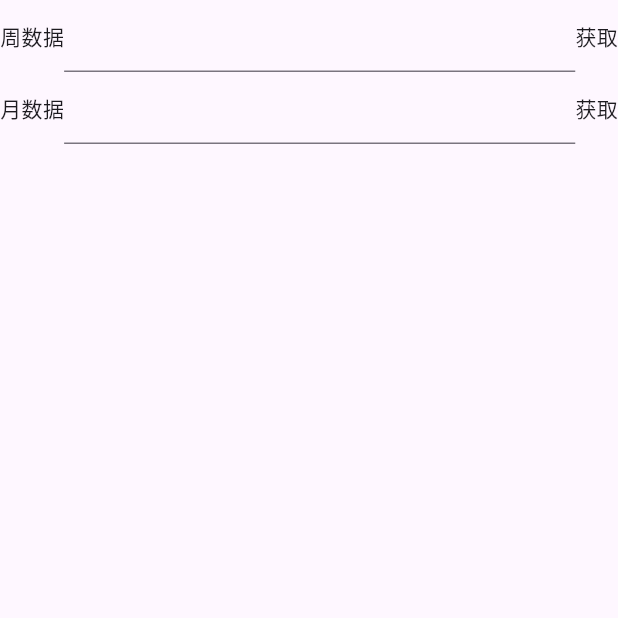
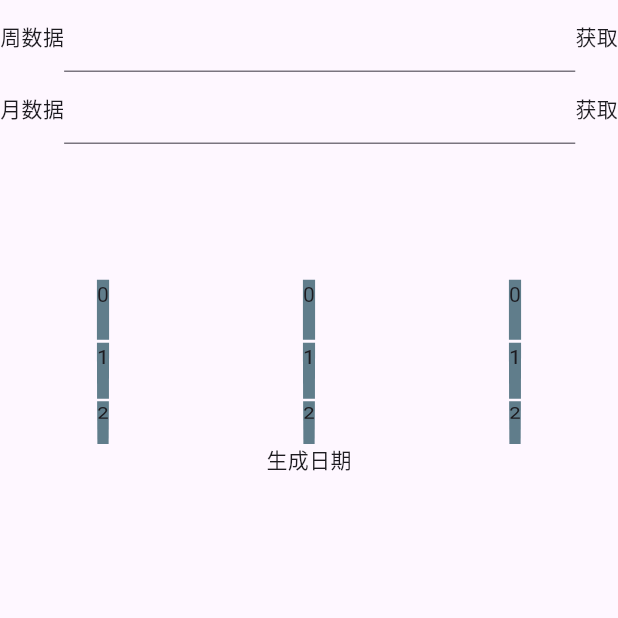
Before and after one commit to XiaoXin956/flutter_toolkit, a Flutter app: the DatePage screen opened directly, on a phone screen of 412 x 824 dp, the top half of it. Run offline on Flutter 3.47's test engine with Material 3 defaults, Android fonts, the light colour scheme and no system bars; our stand-ins replace animated_text_kit, bloc, dio, easy_refresh, equatable, flutter_bloc and 3 more; accounts and stored records are empty; generated files the repository leaves out were written again.

Commit message:
日期修改

```diff
--- a/lib/page/date_view/date_page.dart
+++ b/lib/page/date_view/date_page.dart
@@ -12,6 +12,8 @@ class _DatePageState extends State<DatePage> {
   List<DateBean> weekData = [];
   List<DateBean> monthData = [];
   String inputWeekData = "";
+
+  String selectedYear="";
 
   @override
   Widget build(BuildContext context) {
@@ -76,7 +78,103 @@ class _DatePageState extends State<DatePage> {
                                 child: Center(child: Text("${e.year.toString()} ${e.month.toString()} ${e.day.toString()}")),
                               ))
                           .toList(),
-                    )
+                    ),
+
+              // 日期滚动组件
+
+              Container(
+                height: 200,
+                width: double.maxFinite,
+                child: Row(
+                  children: [
+                    Expanded(
+                      flex: 1,
+                      child: Column(
+                        children: [
+                          Text(selectedYear.toString()),
+                          Expanded(child: ListWheelScrollView(
+                            itemExtent: 40,
+                            children: List.generate(100, (index) {
+                              if(selectedYear==index.toString()){
+                                return Container(
+                                    color: Colors.indigo,
+                                    child: Text('${index}'));
+                              }
+                              return Container(
+                                  color: Colors.blueGrey,
+                                  child: Text('${index}'));
+                            }),
+                            onSelectedItemChanged: (index) {
+                              setState(() {
+                                selectedYear = index.toString();
+                              });
+                            },
+                          ),)
+                        ],
+                      ),
+                    ),
+                    Expanded(
+                      flex: 1,
+                      child: Column(
+                        children: [
+                          Text(selectedYear.toString()),
+                          Expanded(child: ListWheelScrollView(
+                            itemExtent: 40,
+                            children: List.generate(100, (index) {
+                              if(selectedYear==index.toString()){
+                                return Container(
+                                    color: Colors.indigo,
+                                    child: Text('${index}'));
+                              }
+                              return Container(
+                                  color: Colors.blueGrey,
+                                  child: Text('${index}'));
+                            }),
+                            onSelectedItemChanged: (index) {
+                              setState(() {
+                                selectedYear = index.toString();
+                              });
+                            },
+                          ),)
+                        ],
+                      ),
+                    ),
+                    Expanded(
+                      flex: 1,
+                      child: Column(
+                        children: [
+                          Text(selectedYear.toString()),
+                          Expanded(child: ListWheelScrollView(
+                            itemExtent: 40,
+                            children: List.generate(100, (index) {
+                              if(selectedYear==index.toString()){
+                                return Container(
+                                    color: Colors.indigo,
+                                    child: Text('${index}'));
+                              }
+                              return Container(
+                                  color: Colors.blueGrey,
+                                  child: Text('${index}'));
+                            }),
+                            onSelectedItemChanged: (index) {
+                              setState(() {
+                                selectedYear = index.toString();
+                              });
+                            },
+                          ),)
+                        ],
+                      ),
+                    ),
+                  ],
+                ),
+              ),
+
+              InkWell(onTap: (){
+                DateTool.generateYMD(startTime: "2023-01-25",endTime: "2024-03-25");
+                // DateTool.getCompleteData(startTime: "2023-01-25",endTime: "2024-03-25");
+              },child: Text("生成日期"),),
+
+
             ],
           )
         ],
```
Also changed, not shown: lib/utils/date_tool.dart (+50 -0 lines).
